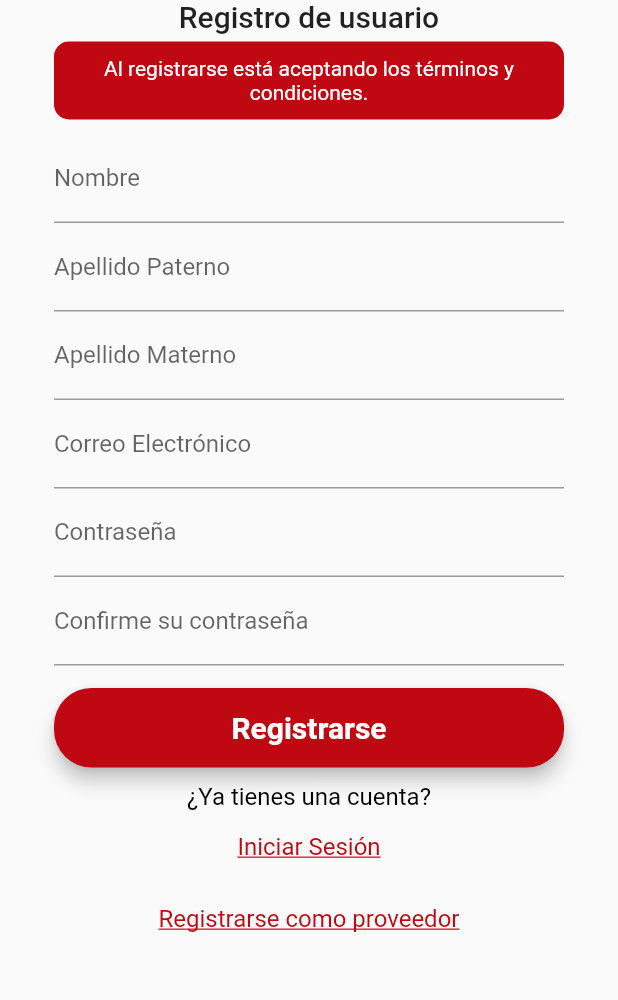
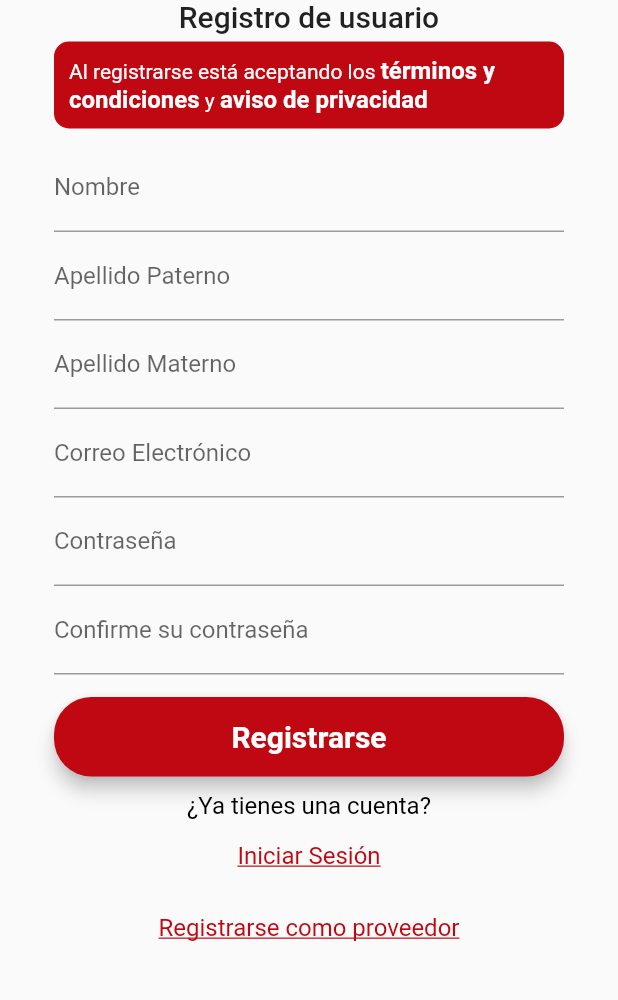
Before and after one commit to joelquispe/ttaapppublic, a Flutter app: the RegisterPage screen opened by its route, on a phone screen of 412 x 824 dp, the part 167-1167 px from its top. Run offline on Flutter 3.47's test engine with Material 2 defaults, Android fonts, the phone set to English and light mode, and no system bars; our stand-ins replace carousel_slider, cloud_firestore, connectivity, cool_alert, dotted_border, firebase_auth and 13 more; missing offline and left inert: advance_pdf_viewer, flutter_facebook_auth, google_maps_place_picker, map_launcher, mapbox_gl and 2 more; accounts and stored records are empty.

Commit message:
15/06/2022

```diff
--- a/lib/pages/register_page.dart
+++ b/lib/pages/register_page.dart
@@ -1,4 +1,5 @@
 import 'package:firebase_auth/firebase_auth.dart';
+import 'package:flutter/gestures.dart';
 
 import 'package:flutter/material.dart';
 import 'package:places_app/components/blur_container.dart';
@@ -6,6 +7,8 @@ import 'package:places_app/helpers/alerts_helper.dart';
 import 'package:places_app/models/usuario_model.dart';
 import 'package:places_app/pages/afiliados/registro_afiliacion.dart';
 import 'package:places_app/pages/register_extra_page.dart';
+import 'package:places_app/pages/tutorial/avisos_privacidad.dart';
+import 'package:places_app/pages/tutorial/terminos_condiciones.dart';
 import 'package:places_app/providers/push_notification_provider.dart';
 import 'package:places_app/routes/constantes.dart';
 import 'package:places_app/shared/user_preferences.dart';
@@ -186,7 +189,7 @@ class _RegisterPageState extends State<RegisterPage> {
                 borderSide: BorderSide(
               color: Colors.red,
             )),
-            hintText: "Ingrese su apellido materno",
+            hintText: "Ingrese sus apellidos",
             labelText: "Apellido Materno",
             hintStyle: TextStyle(color: kBaseColor)),
         validator: (String value) {
@@ -461,11 +464,34 @@ class _RegisterPageState extends State<RegisterPage> {
           child: Column(
             children: [
               Center(
-                  child: Text(
-                "Al registrarse está aceptando los términos y condiciones.",
-                style: TextStyle(color: Colors.white),
-                textAlign: TextAlign.center,
-              )),
+                //   child: Text(
+                // "Al registrarse está aceptando los términos y condiciones y avisos de privacidad.",
+                // style: TextStyle(color: Colors.white),
+                // textAlign: TextAlign.center,
+                child: RichText(
+                  text:TextSpan(children: [
+                  TextSpan(
+                    text: "Al registrarse está aceptando los ",
+                    style: TextStyle(color: Colors.white)
+                  ),
+                  TextSpan(
+                    text:"términos y condiciones",
+                    style: TextStyle(color: Colors.white,fontSize: 16,fontWeight: FontWeight.bold),
+                    recognizer: new TapGestureRecognizer()..onTap = ()=>
+                    Navigator.push(context, MaterialPageRoute(builder: (_)=> TerminosCondiciones()))
+                  ),
+                  TextSpan(
+                    text: " y ",
+                     style: TextStyle(color: Colors.white),
+                  ),
+                  TextSpan(
+                    text: "aviso de privacidad",
+                    style: TextStyle(color: Colors.white,fontSize: 16,fontWeight: FontWeight.bold),
+                    recognizer: new TapGestureRecognizer()..onTap = ()=>
+                    Navigator.push(context, MaterialPageRoute(builder: (_)=> AvisosPrivacidad()))
+                  )
+                ])),
+              ),
             ],
           ),
         ),
--- a/lib/pages/tutorial/widgets/item_tutorial.dart
+++ b/lib/pages/tutorial/widgets/item_tutorial.dart
@@ -34,7 +34,7 @@ class _ItemTutorialState extends State<ItemTutorial> {
               width: width,
               height: height,
               decoration: BoxDecoration(
-                color: Color(0xFFBF0811).withOpacity(0.7),
+                // image: DecorationImage(image:NetworkImage(widget.img),fit: BoxFit.cover),
                 borderRadius: BorderRadius.all(
                   Radius.circular(10),
                 ),
@@ -107,8 +107,8 @@ class _ItemTutorialState extends State<ItemTutorial> {
         child: Column(
           children: [
             Container(
-                width: 250,
-                height: 250,
+                width: 450,
+                height: 450,
                 child: FadeInImage(
                   image: NetworkImage(widget.img),
                   placeholder: AssetImage('assets/images/logo.png'),
--- a/lib/routes/constantes.dart
+++ b/lib/routes/constantes.dart
@@ -8,4 +8,5 @@ const registroAfilicacionRoute = "registroAfiliacion";
 const resetPasswordRoute = "resetPassword";
 const queTePasoRoute = "queTePaso";
 const terminosCondicionesRoute = "terminosCondiciones";
+const avisosCondicionesRoute = "avisosprivacidad";
 const listaVehiculosRoute = "listaVehiculos";
--- a/lib/routes/routes_generate.dart
+++ b/lib/routes/routes_generate.dart
@@ -1,4 +1,5 @@
 import 'package:flutter/material.dart';
+import 'package:places_app/pages/tutorial/avisos_privacidad.dart';
 import 'package:places_app/routes/arguments/lista_vehiculos_args.dart';
 import 'package:places_app/routes/arguments/quetepaso_args.dart';
 import 'package:places_app/routes/arguments/register_extra_args.dart';
@@ -58,6 +59,9 @@ class RouteGenerator{
       case terminosCondicionesRoute:
         return MaterialPageRoute(builder: (_)=> TerminosCondiciones());
 
+      case avisosCondicionesRoute:
+        return MaterialPageRoute(builder: (_)=> AvisosPrivacidad());
+
       case listaVehiculosRoute:
         if (args is ListaVehiculosArgs) {
           return MaterialPageRoute(builder: (_)=> ListaVehiculos(args.email,args.isEdit));
--- a/pubspec.yaml
+++ b/pubspec.yaml
@@ -23,6 +23,7 @@ environment:
 dependencies:
   flutter:
     sdk: flutter
+
   cupertino_icons: ^0.1.3
   firebase_core: ^0.5.0
   firebase_messaging: ^6.0.16
@@ -55,6 +56,7 @@ dependencies:
   google_maps_place_picker: ^1.0.1
   modal_bottom_sheet: ^1.0.0+1
   advance_pdf_viewer: ^1.2.2
+
   #google_map_location_picker: ^3.3.4
   #google_places_picker: ^3.0.2
 
```
Also changed, not shown: lib/menu.dart (+7 -0 lines), lib/models/avisosModelo.dart (added, +26 -0 lines), lib/pages/tutorial/avisos_privacidad.dart (added, +70 -0 lines), lib/services/avisosprivacidadService.dart (added, +18 -0 lines), 1 other file.
